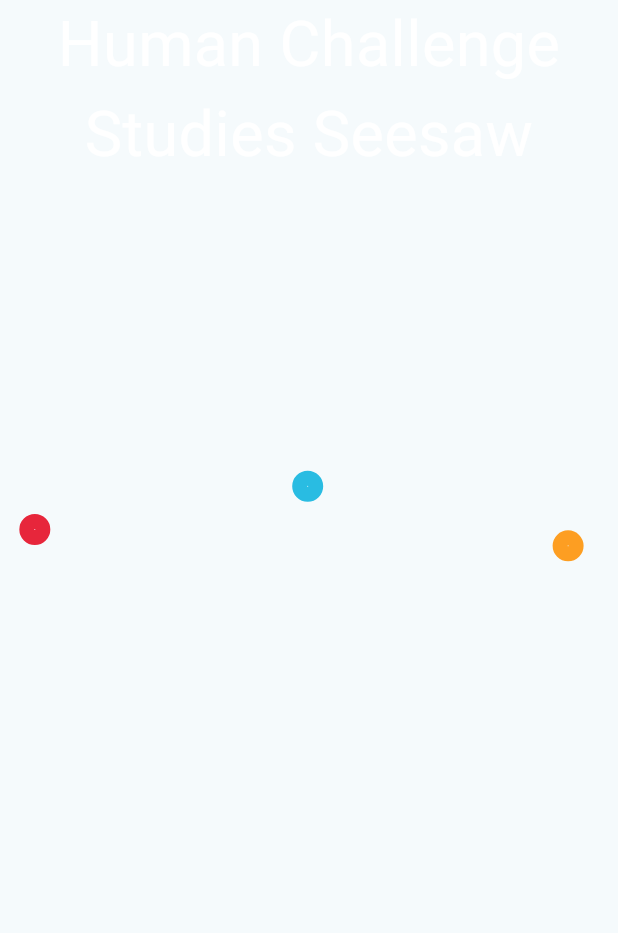
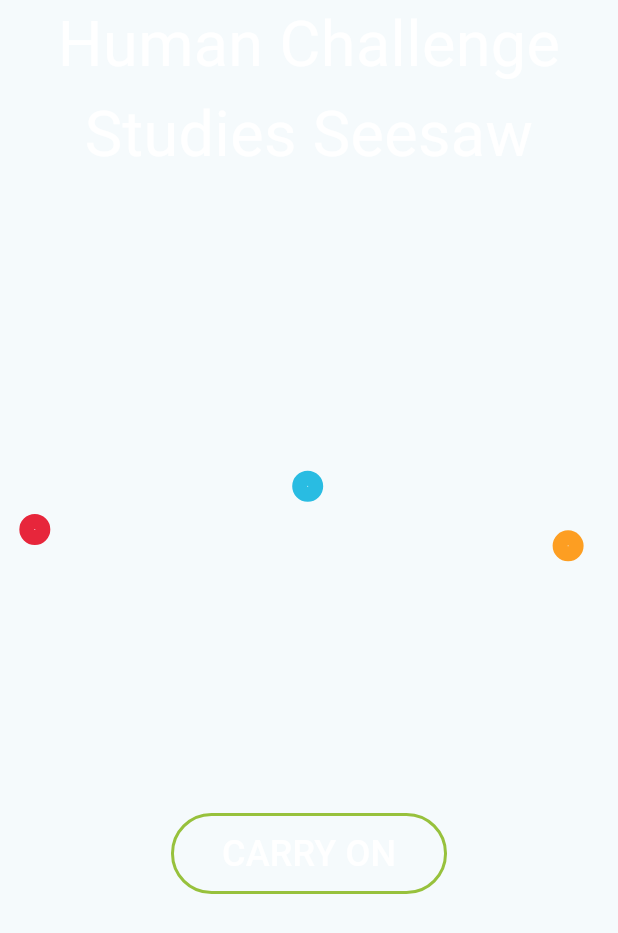
Before and after one commit to NPaspallis/seesaw, a Flutter app: the ChooseHcsVideos widget shown alone on an empty page, opened directly, on a phone screen of 412 x 824 dp. Shown: the top 933 px of the screen. Run offline on Flutter 3.47's test engine with Material 3 defaults, Android fonts, the phone set to English and light mode, and no system bars; our stand-ins replace flutter_rating_bar, video_player.

Commit message:
In the choose_hcs_videos, make the 'carry on' button always available

```diff
--- a/lib/auto_timeout_layer.dart
+++ b/lib/auto_timeout_layer.dart
@@ -15,7 +15,7 @@ class AutoTimeoutLayer extends StatefulWidget {
 }
 
 const int defaultTimeoutInSeconds = 300; // 5 minutes
-const int defaultTimeoutInSecondsInDebugMode = 30; // // in debug mode simply wait for 1/2 minutes
+const int defaultTimeoutInSecondsInDebugMode = 60; // // in debug mode simply wait for 1 minute
 const int timeoutInSeconds = kDebugMode ? defaultTimeoutInSecondsInDebugMode : defaultTimeoutInSeconds;
 
 class _AutoTimeoutLayerState extends State<AutoTimeoutLayer> {
--- a/lib/choose_hcs_videos.dart
+++ b/lib/choose_hcs_videos.dart
@@ -117,10 +117,7 @@ class _ChooseHcsVideos extends State<ChooseHcsVideos> {
                         ]
                     ),
                     const SizedBox(height: 10),
-                    Visibility(
-                        visible: kDebugMode || watched[0] || watched[1] || watched[2],
-                        child: getOutlinedButton(context, 'CARRY ON', proceed)
-                    )
+                    getOutlinedButton(context, 'CARRY ON', proceed)
                   ],
                 ),
                 // video layer
--- a/lib/seesaw_app.dart
+++ b/lib/seesaw_app.dart
@@ -26,7 +26,7 @@ class SeesawApp extends StatefulWidget {
   State<StatefulWidget> createState() => _SeesawAppState();
 }
 
-const version = '24.04.25.1';
+const version = '24.04.25.2';
 
 class _SeesawAppState extends State<SeesawApp> {
   final ScrollController _scrollController = ScrollController();
```
Also changed, not shown: 3 other files.
